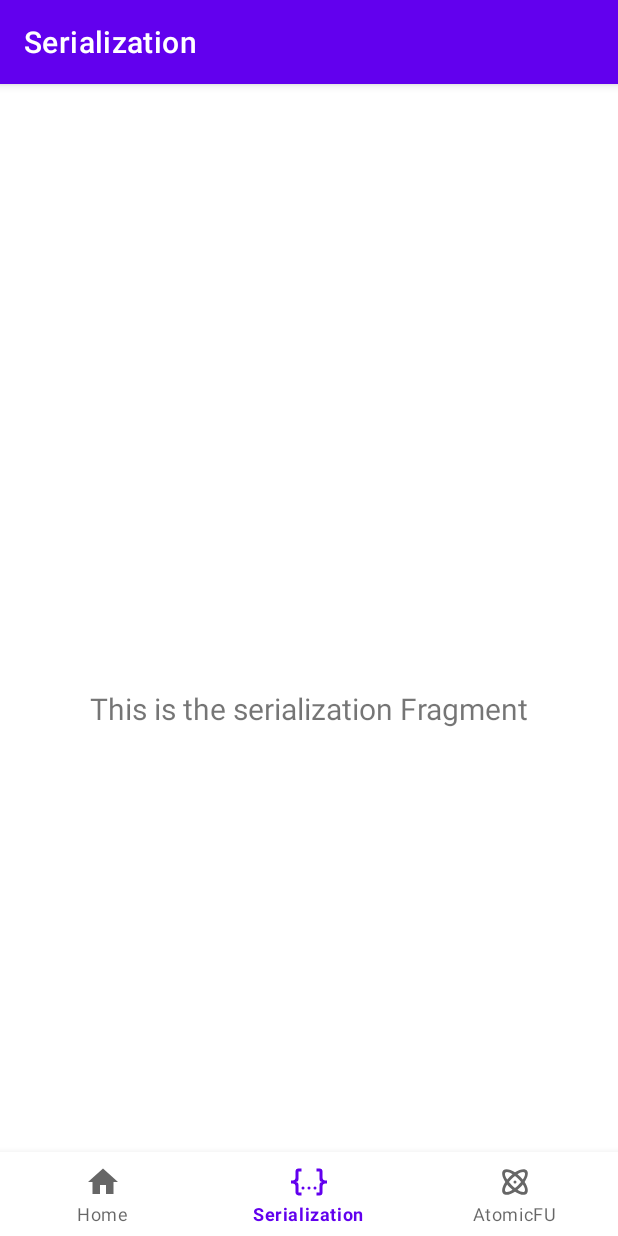
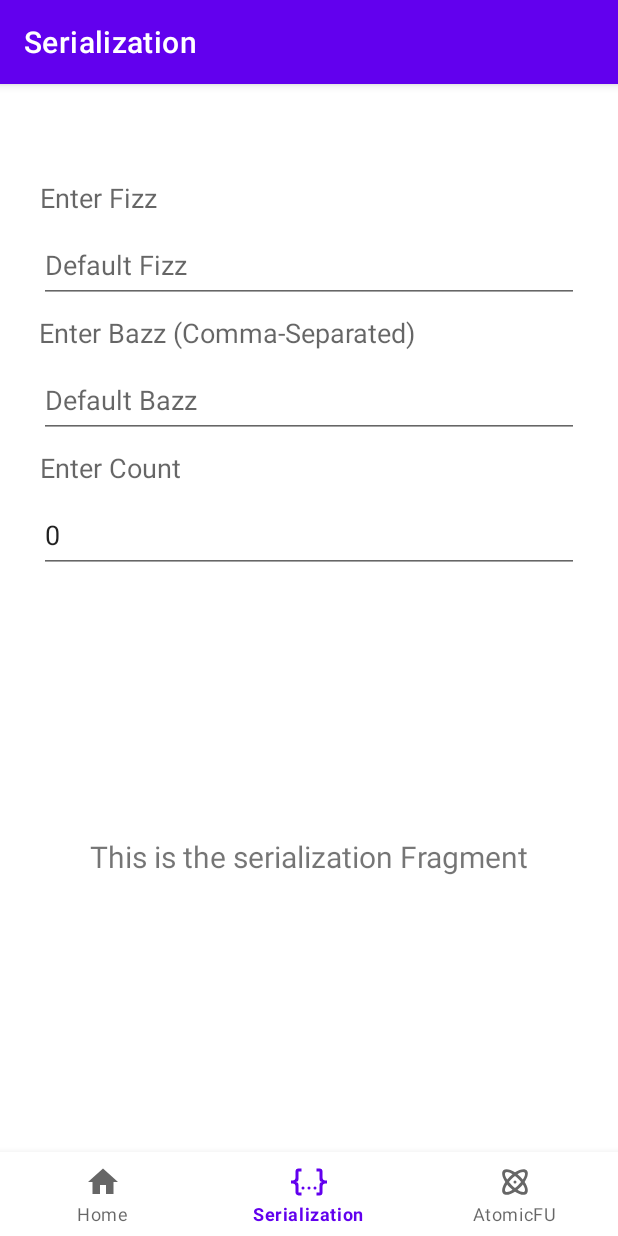
Before and after one commit to severn-everett/AndroidXDemo, an Android app: the SerializationFragment screen opened through its navigation route, on a phone screen of 412 x 824 dp. Run offline under Robolectric (Android 15) with nearby library versions, the phone set to English and light mode, and no system bars; our stand-ins replace navigation-ui.

Commit message:
Adding input fields for Serialization component

```diff
--- a/app/src/main/java/com/severett/androidxdemo/ui/serialization/SerializationFragment.kt
+++ b/app/src/main/java/com/severett/androidxdemo/ui/serialization/SerializationFragment.kt
@@ -7,6 +7,7 @@ import android.view.ViewGroup
 import android.widget.TextView
 import androidx.fragment.app.Fragment
 import androidx.lifecycle.ViewModelProvider
+import com.severett.androidxdemo.R
 import com.severett.androidxdemo.databinding.FragmentSerializationBinding
 
 class SerializationFragment : Fragment() {
@@ -28,6 +29,9 @@ class SerializationFragment : Fragment() {
         _binding = FragmentSerializationBinding.inflate(inflater, container, false)
         val root: View = binding.root
 
+        binding.enterFizzLabel.text = resources.getString(R.string.input_serialization_fizz)
+        binding.enterBazzLabel.text = resources.getString(R.string.input_serialization_bazz)
+        binding.enterCountLabel.text = resources.getString(R.string.input_serialization_count)
         val textView: TextView = binding.textSerialization
         serializationViewModel.text.observe(viewLifecycleOwner) {
             textView.text = it
--- a/app/src/main/res/layout/fragment_atomicfu.xml
+++ b/app/src/main/res/layout/fragment_atomicfu.xml
@@ -27,7 +27,7 @@
         android:layout_marginStart="160dp"
         android:layout_marginEnd="160dp"
         android:layout_marginBottom="196dp"
-        android:text="@string/button_atomicfu"
+        android:text="@string/button_atomicfu_execute"
         app:layout_constraintBottom_toBottomOf="parent"
         app:layout_constraintEnd_toEndOf="parent"
         app:layout_constraintHorizontal_bias="0.666"
--- a/app/src/main/res/layout/fragment_serialization.xml
+++ b/app/src/main/res/layout/fragment_serialization.xml
@@ -17,6 +17,98 @@
         android:textSize="20sp"
         app:layout_constraintBottom_toBottomOf="parent"
         app:layout_constraintEnd_toEndOf="parent"
+        app:layout_constraintHorizontal_bias="1.0"
         app:layout_constraintStart_toStartOf="parent"
-        app:layout_constraintTop_toTopOf="parent" />
+        app:layout_constraintTop_toTopOf="parent"
+        app:layout_constraintVertical_bias="0.646" />
+
+    <TextView
+        android:id="@+id/enterFizzLabel"
+        android:layout_width="360dp"
+        android:layout_height="40dp"
+        android:layout_marginStart="26dp"
+        android:layout_marginEnd="25dp"
+        android:gravity="center_vertical"
+        android:textAppearance="@style/TextAppearance.AppCompat.Medium"
+        android:visibility="visible"
+        app:layout_constraintEnd_toEndOf="parent"
+        app:layout_constraintStart_toStartOf="parent"
+        app:layout_constraintTop_toTopOf="parent"
+        tools:text="@string/input_serialization_fizz" />
+
+    <EditText
+        android:id="@+id/editTextFizz"
+        android:layout_width="360dp"
+        android:layout_height="50dp"
+        android:layout_marginStart="26dp"
+        android:layout_marginEnd="26dp"
+        android:autofillHints=""
+        android:ems="10"
+        android:hint="@string/default_serialization_fizz"
+        android:inputType="textPersonName"
+        android:labelFor="@id/enterFizzLabel"
+        android:text=""
+        app:layout_constraintEnd_toEndOf="parent"
+        app:layout_constraintStart_toStartOf="parent"
+        app:layout_constraintTop_toBottomOf="@+id/enterFizzLabel"
+        tools:text="@string/default_serialization_fizz" />
+
+    <TextView
+        android:id="@+id/enterBazzLabel"
+        android:layout_width="360dp"
+        android:layout_height="40dp"
+        android:layout_marginStart="26dp"
+        android:layout_marginEnd="26dp"
+        android:gravity="center_vertical"
+        android:textAppearance="@style/TextAppearance.AppCompat.Medium"
+        android:visibility="visible"
+        app:layout_constraintEnd_toEndOf="parent"
+        app:layout_constraintStart_toStartOf="parent"
+        app:layout_constraintTop_toBottomOf="@+id/editTextFizz"
+        tools:text="@string/input_serialization_bazz" />
+
+    <EditText
+        android:id="@+id/editTextBazz"
+        android:layout_width="360dp"
+        android:layout_height="50dp"
+        android:layout_marginStart="26dp"
+        android:layout_marginEnd="26dp"
+        android:autofillHints=""
+        android:ems="10"
+        android:hint="@string/default_serialization_bazz"
+        android:inputType="textPersonName"
+        android:labelFor="@id/enterBazzLabel"
+        app:layout_constraintEnd_toEndOf="parent"
+        app:layout_constraintStart_toStartOf="parent"
+        app:layout_constraintTop_toBottomOf="@+id/enterBazzLabel"
+        tools:text="@string/default_serialization_bazz" />
+
+    <TextView
+        android:id="@+id/enterCountLabel"
+        android:layout_width="360dp"
+        android:layout_height="40dp"
+        android:layout_marginStart="26dp"
+        android:layout_marginEnd="25dp"
+        android:gravity="center_vertical"
+        android:textAppearance="@style/TextAppearance.AppCompat.Medium"
+        android:visibility="visible"
+        app:layout_constraintEnd_toEndOf="parent"
+        app:layout_constraintStart_toStartOf="parent"
+        app:layout_constraintTop_toBottomOf="@+id/editTextBazz"
+        tools:text="@string/input_serialization_count" />
+
+    <EditText
+        android:id="@+id/editTextCount"
+        android:layout_width="360dp"
+        android:layout_height="50dp"
+        android:layout_marginStart="26dp"
+        android:layout_marginEnd="26dp"
+        android:autofillHints=""
+        android:ems="10"
+        android:inputType="number"
+        android:text="@string/default_serialization_count"
+        app:layout_constraintEnd_toEndOf="parent"
+        app:layout_constraintStart_toStartOf="parent"
+        app:layout_constraintTop_toBottomOf="@+id/enterCountLabel" />
+
 </androidx.constraintlayout.widget.ConstraintLayout>
--- a/app/src/main/res/values/strings.xml
+++ b/app/src/main/res/values/strings.xml
@@ -1,7 +1,21 @@
 <resources>
     <string name="app_name">AndroidXDemo</string>
+    <!-- Titles -->
     <string name="title_home">Home</string>
     <string name="title_serialization">Serialization</string>
     <string name="title_atomicfu">AtomicFU</string>
-    <string name="button_atomicfu">Run Race</string>
+    <!-- Buttons -->
+    <string name="button_atomicfu_execute">Run Race</string>
+    <string name="button_serialization_execute">Run Serde</string>
+    <!-- Inputs -->
+    <string name="input_serialization_fizz">Enter Fizz</string>
+    <string name="input_serialization_bazz">Enter Bazz (Comma-Separated)</string>
+    <string name="input_serialization_count">Enter Count</string>
+    <!-- Labels -->
+    <string name="label_serialization_serialized">Serialized Foo</string>
+    <string name="label_serialization_deserialized">Deserialized Foo</string>
+    <!-- Defaults -->
+    <string name="default_serialization_fizz">Default Fizz</string>
+    <string name="default_serialization_bazz">Default Bazz</string>
+    <string name="default_serialization_count">0</string>
 </resources>
```
